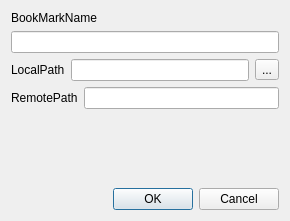
QQxiaoming/quardCRT, file src/sftpwindow/sftpmenubookmarkwindow.ui: the form before one commit.
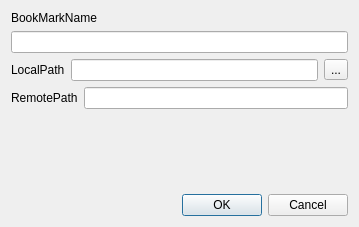
The form after the commit.

Commit message: src:Add file dialog functionality and resize window

Diff of the .ui file:
```diff
--- a/src/sftpwindow/sftpmenubookmarkwindow.ui
+++ b/src/sftpwindow/sftpmenubookmarkwindow.ui
@@ -6,8 +6,8 @@
    <rect>
     <x>0</x>
     <y>0</y>
-    <width>290</width>
-    <height>221</height>
+    <width>359</width>
+    <height>227</height>
    </rect>
   </property>
   <property name="windowTitle">
```
The commit also changes 3 other files.
